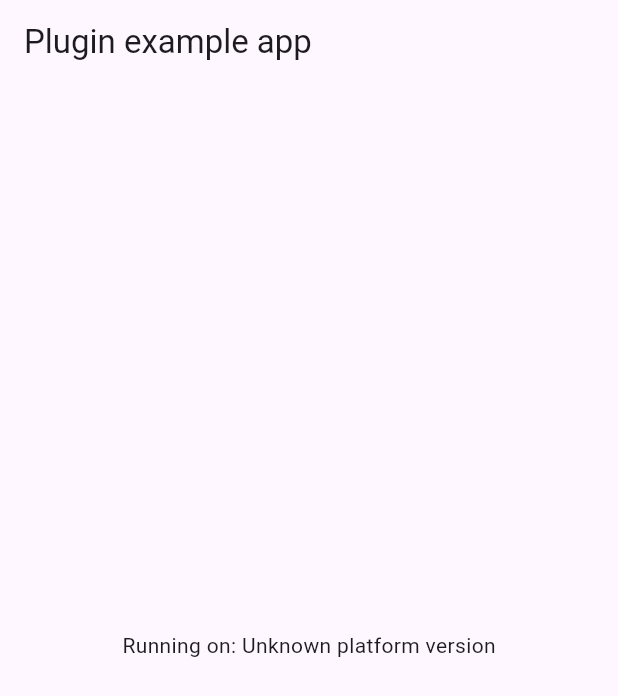
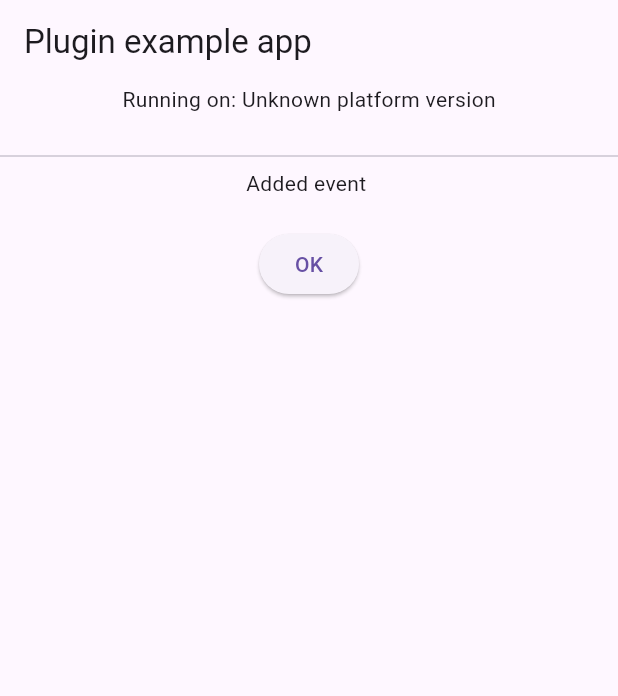
Before and after one commit to futurechallenger/calendar_plugin, a Flutter app: the screen it shows after launch, on a phone screen of 412 x 824 dp. Shown: the top 696 px of the screen. Run offline on Flutter 3.47's test engine with Material 3 defaults, Android fonts, the phone set to English and light mode, and no system bars; our stand-ins replace plugin_platform_interface.

Commit message:
add button to run in example

```diff
--- a/example/lib/main.dart
+++ b/example/lib/main.dart
@@ -17,6 +17,7 @@ class MyApp extends StatefulWidget {
 
 class _MyAppState extends State<MyApp> {
   String _platformVersion = 'Unknown';
+  String _eventName = '';
   final _calendarPlugin = CalendarPlugin();
 
   @override
@@ -31,8 +32,8 @@ class _MyAppState extends State<MyApp> {
     // Platform messages may fail, so we use a try/catch PlatformException.
     // We also handle the message potentially returning null.
     try {
-      platformVersion =
-          await _calendarPlugin.getPlatformVersion() ?? 'Unknown platform version';
+      platformVersion = await _calendarPlugin.getPlatformVersion() ??
+          'Unknown platform version';
     } on PlatformException {
       platformVersion = 'Failed to get platform version.';
     }
@@ -54,8 +55,28 @@ class _MyAppState extends State<MyApp> {
         appBar: AppBar(
           title: const Text('Plugin example app'),
         ),
-        body: Center(
-          child: Text('Running on: $_platformVersion\n'),
+        body: Column(
+          children: [
+            Center(
+              child: Text('Running on: $_platformVersion\n'),
+            ),
+            const Divider(),
+            Center(
+              child: Text('Added event $_eventName\n'),
+            ),
+            ElevatedButton(
+                onPressed: () {
+                  _calendarPlugin
+                      .addEventToCalendar("hello", "hello world")
+                      .then((value) {
+                    debugPrint("ret is $value");
+                    setState(() {
+                      _eventName = value ?? '';
+                    });
+                  });
+                },
+                child: const Text("OK")),
+          ],
         ),
       ),
     );
--- a/lib/calendar_plugin.dart
+++ b/lib/calendar_plugin.dart
@@ -5,8 +5,8 @@ class CalendarPlugin {
     return CalendarPluginPlatform.instance.getPlatformVersion();
   }
 
-  Future<String?> addEventToCalendar(String content, String note,
-      [DateTime? start, DateTime? end]) {
+  Future<String?> addEventToCalendar(String content,
+      [String? note, DateTime? start, DateTime? end]) {
     return CalendarPluginPlatform.instance
         .addEventToCalendar(content, note, start, end);
   }
--- a/lib/calendar_plugin_method_channel.dart
+++ b/lib/calendar_plugin_method_channel.dart
@@ -17,8 +17,8 @@ class MethodChannelCalendarPlugin extends CalendarPluginPlatform {
   }
 
   @override
-  Future<String?> addEventToCalendar(String content, String note,
-      [DateTime? start, DateTime? end]) {
+  Future<String?> addEventToCalendar(String content,
+      [String? note, DateTime? start, DateTime? end]) {
     return methodChannel.invokeMethod<String>('addEventToCalendar',
         {'content': content, 'note': note, 'start': start, 'end': end});
   }
--- a/lib/calendar_plugin_platform_interface.dart
+++ b/lib/calendar_plugin_platform_interface.dart
@@ -27,8 +27,8 @@ abstract class CalendarPluginPlatform extends PlatformInterface {
     throw UnimplementedError('platformVersion() has not been implemented.');
   }
 
-  Future<String?> addEventToCalendar(String content, String note,
-      [DateTime? start, DateTime? end]) {
+  Future<String?> addEventToCalendar(String content,
+      [String? note, DateTime? start, DateTime? end]) {
     throw UnimplementedError();
   }
 }
```
Also changed, not shown: 2 other files.
